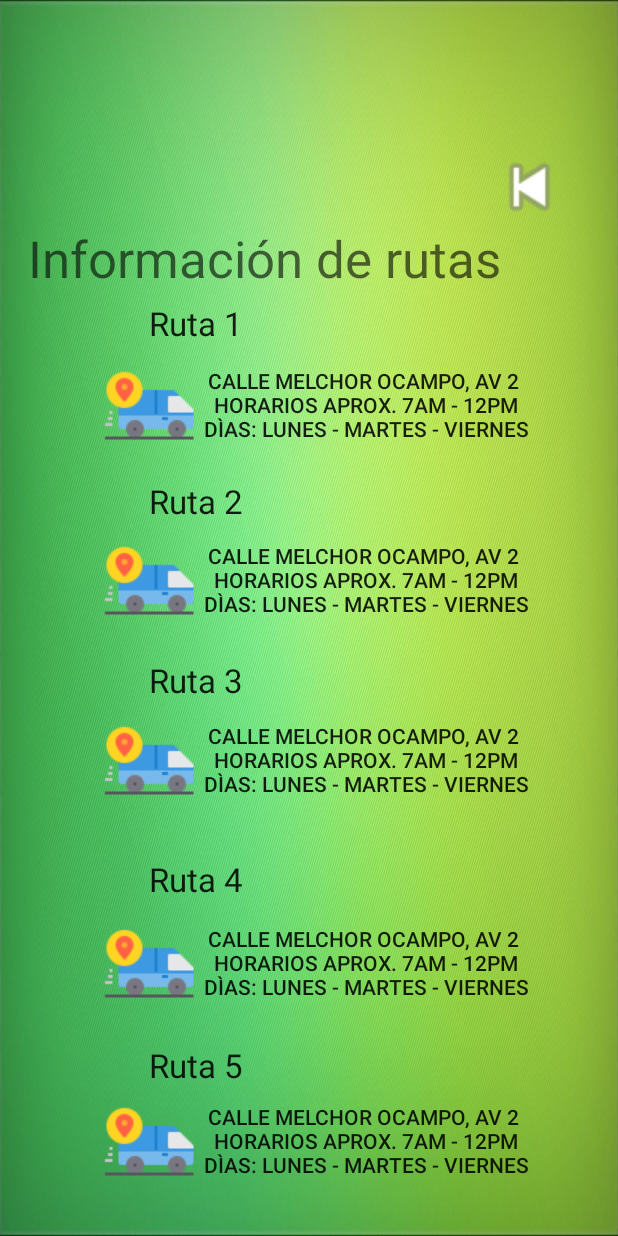
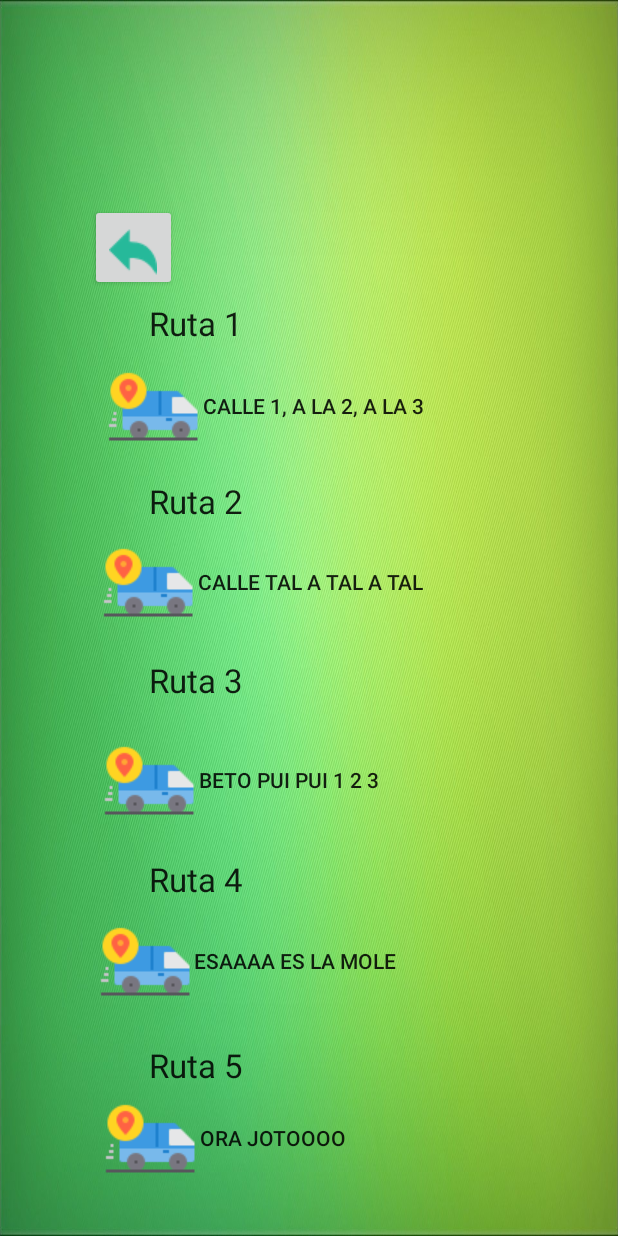
Before and after one commit to FlavioRA/Basurapk, an Android app: the infoRutas screen opened directly, with no data from a screen before it, on a phone screen of 412 x 824 dp. Run offline under Robolectric (Android 15) with nearby library versions, the phone set to English and light mode, and no system bars.

Commit message:
beto pui pui

```diff
--- a/app/src/main/java/com/example/basurapk/infoRutas.java
+++ b/app/src/main/java/com/example/basurapk/infoRutas.java
@@ -1,14 +1,34 @@
 package com.example.basurapk;
+
+import android.content.Intent;
+import android.os.Bundle;
+import android.view.View;
+import android.widget.Button;
 
 import androidx.appcompat.app.AppCompatActivity;
 
-import android.os.Bundle;
+public class infoRutas extends AppCompatActivity {
 
-public class infoRutas extends AppCompatActivity {
+
+    Button Return;
 
     @Override
     protected void onCreate(Bundle savedInstanceState) {
         super.onCreate(savedInstanceState);
         setContentView(R.layout.activity_info_rutas);
+
+        Return = (Button)findViewById(R.id.AtrasInfo);
+
+        Return.setOnClickListener(new View.OnClickListener(){
+            @Override
+            public void onClick(View v){
+
+                Intent Return = new Intent(infoRutas.this, MainActivity.class);
+                startActivity(Return);
+            }
+
+        });
     }
+
+
 }
--- a/app/src/main/res/layout/activity_info_rutas.xml
+++ b/app/src/main/res/layout/activity_info_rutas.xml
@@ -1,11 +1,12 @@
 <?xml version="1.0" encoding="utf-8"?>
 <RelativeLayout xmlns:android="http://schemas.android.com/apk/res/android"
-    xmlns:app="http://schemas.android.com/apk/res-auto"
     xmlns:tools="http://schemas.android.com/tools"
     android:layout_width="match_parent"
     android:layout_height="match_parent"
     android:background="@drawable/fondo1"
     tools:context=".infoRutas">
+
+
 
     <TextView
         android:id="@+id/textView5"
@@ -15,7 +16,7 @@
         android:layout_alignParentBottom="true"
         android:layout_marginEnd="250dp"
         android:layout_marginBottom="356dp"
-        android:text="Ruta 3"
+        android:text="@string/ruta_3"
         android:textAppearance="@style/TextAppearance.AppCompat.Large" />
 
     <TextView
@@ -26,7 +27,7 @@
         android:layout_alignParentBottom="true"
         android:layout_marginEnd="250dp"
         android:layout_marginBottom="223dp"
-        android:text="Ruta 4"
+        android:text="@string/ruta_4"
         android:textAppearance="@style/TextAppearance.AppCompat.Large" />
 
     <TextView
@@ -37,19 +38,8 @@
         android:layout_alignParentBottom="true"
         android:layout_marginEnd="250dp"
         android:layout_marginBottom="99dp"
-        android:text="Ruta 5"
+        android:text="@string/ruta_5"
         android:textAppearance="@style/TextAppearance.AppCompat.Large" />
-
-    <TextView
-        android:id="@+id/textView2"
-        android:layout_width="368dp"
-        android:layout_height="wrap_content"
-        android:layout_alignParentEnd="true"
-        android:layout_alignParentBottom="true"
-        android:layout_marginEnd="25dp"
-        android:layout_marginBottom="629dp"
-        android:text="Información de rutas"
-        android:textAppearance="@style/TextAppearance.AppCompat.Display1" />
 
     <Button
         android:id="@+id/Ruta1"
@@ -57,27 +47,11 @@
         android:layout_height="wrap_content"
         android:layout_alignParentEnd="true"
         android:layout_alignParentBottom="true"
-        android:layout_marginEnd="60dp"
-        android:layout_marginBottom="522dp"
+        android:layout_marginEnd="129dp"
+        android:layout_marginBottom="521dp"
         android:background="#002196F3"
-        android:drawableLeft="@drawable/tracking"
-        android:text="Calle Melchor Ocampo, Av 2\n
-Horarios Aprox. 7am - 12pm\n
-Dìas: Lunes - Martes - Viernes" />
-
-    <Button
-        android:id="@+id/Ruta2"
-        android:layout_width="wrap_content"
-        android:layout_height="wrap_content"
-        android:layout_alignParentEnd="true"
-        android:layout_alignParentBottom="true"
-        android:layout_marginEnd="60dp"
-        android:layout_marginBottom="405dp"
-        android:background="#002196F3"
-        android:drawableLeft="@drawable/tracking"
-        android:text="Calle Melchor Ocampo, Av 2\n
-Horarios Aprox. 7am - 12pm\n
-Dìas: Lunes - Martes - Viernes" />
+        android:drawableStart="@drawable/tracking"
+        android:text="@string/Ruta1" />
 
     <Button
         android:id="@+id/Ruta3"
@@ -85,13 +59,11 @@ Dìas: Lunes - Martes - Viernes" />
         android:layout_height="wrap_content"
         android:layout_alignParentEnd="true"
         android:layout_alignParentBottom="true"
-        android:layout_marginEnd="60dp"
-        android:layout_marginBottom="285dp"
+        android:layout_marginEnd="160dp"
+        android:layout_marginBottom="272dp"
         android:background="#002196F3"
-        android:drawableLeft="@drawable/tracking"
-        android:text="Calle Melchor Ocampo, Av 2\n
-Horarios Aprox. 7am - 12pm\n
-Dìas: Lunes - Martes - Viernes" />
+        android:drawableStart="@drawable/tracking"
+        android:text="@string/Ruta3" />
 
     <Button
         android:id="@+id/Ruta4"
@@ -99,13 +71,11 @@ Dìas: Lunes - Martes - Viernes" />
         android:layout_height="wrap_content"
         android:layout_alignParentEnd="true"
         android:layout_alignParentBottom="true"
-        android:layout_marginEnd="60dp"
-        android:layout_marginBottom="150dp"
+        android:layout_marginEnd="147dp"
+        android:layout_marginBottom="151dp"
         android:background="#002196F3"
-        android:drawableLeft="@drawable/tracking"
-        android:text="Calle Melchor Ocampo, Av 2\n
-Horarios Aprox. 7am - 12pm\n
-Dìas: Lunes - Martes - Viernes" />
+        android:drawableStart="@drawable/tracking"
+        android:text="@string/Ruta4" />
 
     <Button
         android:id="@+id/Ruta5"
@@ -113,13 +83,11 @@ Dìas: Lunes - Martes - Viernes" />
         android:layout_height="wrap_content"
         android:layout_alignParentEnd="true"
         android:layout_alignParentBottom="true"
-        android:layout_marginEnd="60dp"
-        android:layout_marginBottom="31dp"
+        android:layout_marginEnd="182dp"
+        android:layout_marginBottom="33dp"
         android:background="#002196F3"
-        android:drawableLeft="@drawable/tracking"
-        android:text="Calle Melchor Ocampo, Av 2\n
-Horarios Aprox. 7am - 12pm\n
-Dìas: Lunes - Martes - Viernes" />
+        android:drawableStart="@drawable/tracking"
+        android:text="@string/Ruta5" />
 
     <TextView
         android:id="@+id/textView"
@@ -129,7 +97,7 @@ Dìas: Lunes - Martes - Viernes" />
         android:layout_alignParentBottom="true"
         android:layout_marginEnd="250dp"
         android:layout_marginBottom="594dp"
-        android:text="Ruta 1"
+        android:text="@string/ruta_1"
         android:textAppearance="@style/TextAppearance.AppCompat.Large" />
 
     <TextView
@@ -140,18 +108,30 @@ Dìas: Lunes - Martes - Viernes" />
         android:layout_alignParentBottom="true"
         android:layout_marginEnd="250dp"
         android:layout_marginBottom="475dp"
-        android:text="Ruta 2"
+        android:text="@string/ruta_2"
         android:textAppearance="@style/TextAppearance.AppCompat.Large" />
 
-    <ImageView
-        android:id="@+id/imageView2"
-        android:layout_width="59dp"
-        android:layout_height="56dp"
+    <Button
+        android:id="@+id/AtrasInfo"
+        android:layout_width="58dp"
+        android:layout_height="58dp"
         android:layout_alignParentEnd="true"
         android:layout_alignParentBottom="true"
-        android:layout_marginEnd="29dp"
-        android:layout_marginBottom="671dp"
-        app:srcCompat="@android:drawable/ic_media_previous" />
+        android:layout_marginEnd="294dp"
+        android:layout_marginBottom="630dp"
+        android:drawableBottom="@drawable/back" />
+
+    <Button
+        android:id="@+id/Ruta2"
+        android:layout_width="wrap_content"
+        android:layout_height="wrap_content"
+        android:layout_alignParentEnd="true"
+        android:layout_alignParentBottom="true"
+        android:layout_marginEnd="130dp"
+        android:layout_marginBottom="404dp"
+        android:background="#002196F3"
+        android:drawableStart="@drawable/tracking"
+        android:text="@string/Ruta2" />
 
 
 </RelativeLayout>
--- a/app/src/main/res/values/strings.xml
+++ b/app/src/main/res/values/strings.xml
@@ -1,3 +1,15 @@
 <resources>
     <string name="app_name">Basurapk</string>
+    <string name="Ruta1">Calle 1, a la 2, a la 3</string>
+    <string name="Ruta2">Calle tal a tal a tal</string>
+    <string name="Ruta3">Beto pui pui 1 2 3</string>
+    <string name="Ruta4">Esaaaa es la mole</string>
+    <string name="Ruta5">Ora Jotoooo</string>
+    <string name="ruta_2">Ruta 2</string>
+    <string name="ruta_3">Ruta 3</string>
+    <string name="ruta_4">Ruta 4</string>
+    <string name="ruta_5">Ruta 5</string>
+    <string name="ruta_1">Ruta 1</string>
+    <string name="informaci_n_de_rutas">Información de rutas</string><string name="calle_melchor_ocampo_av_2_n_horarios_aprox_7am_12pm_n_d_as_lunes_martes_viernescalle_melchor_ocampo_av_2_n_horarios_apr">calle_melchor_ocampo_av_2_n_horarios_aprox_7am_12pm_n_d_as_lunes_martes_viernescalle_melchor_ocampo_av_2_n_horarios_apr</string>
+    <string name="dghdghndghndghndghn">dghdghndghndghndghn</string>
 </resources>
```
Also changed, not shown: app/src/main/res/drawable-v24/back.png (added).
